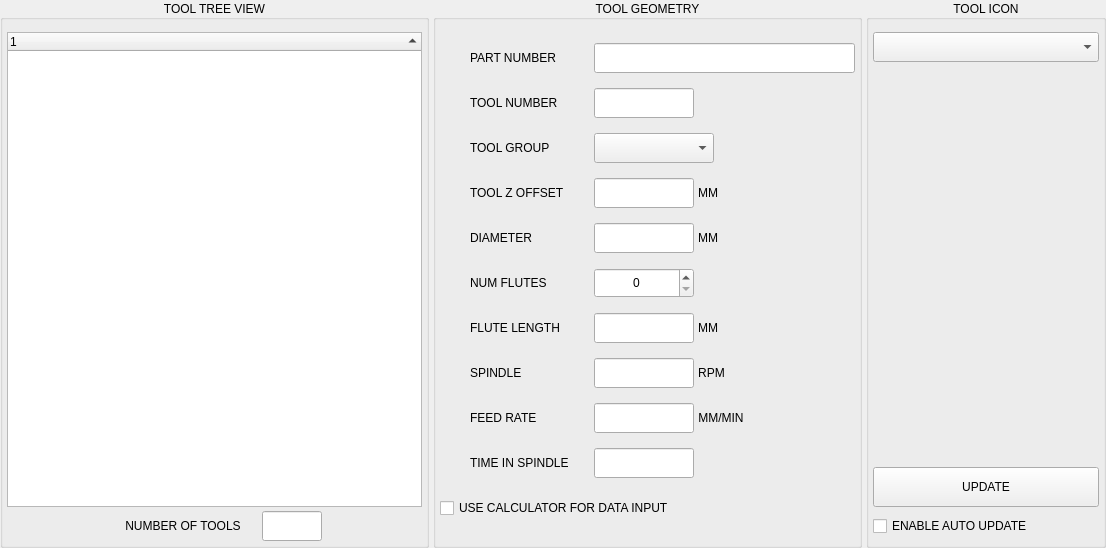
persei802/QtDragon_vtk, file lib/tool_db.ui: the form before one commit.
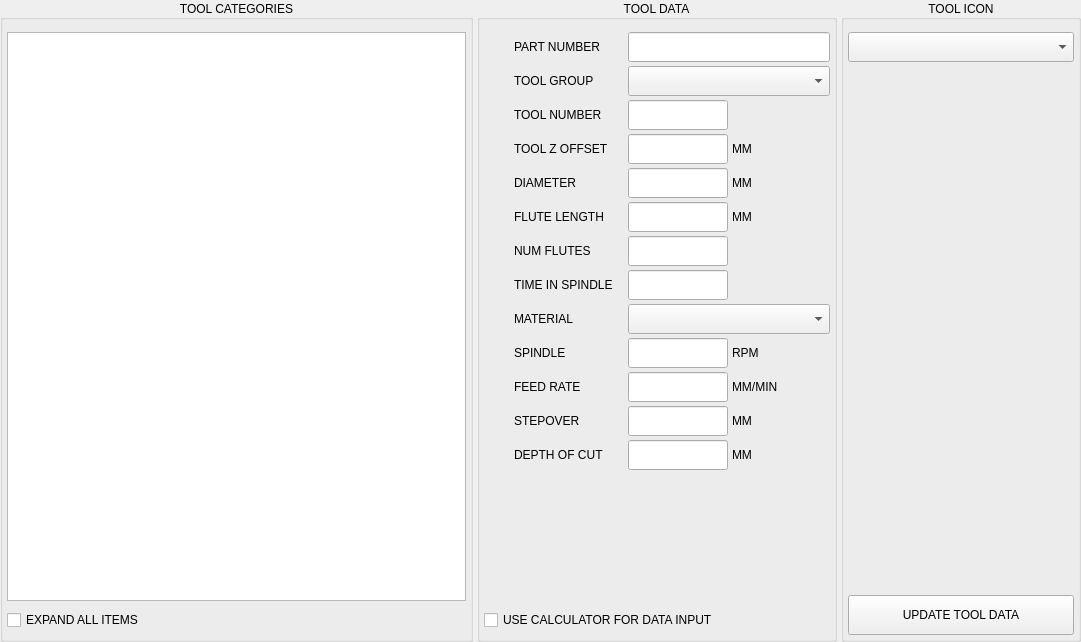
The form after the commit. Custom widgets are drawn as their Qt base class.

The edit to the form file:
```diff
--- a/lib/tool_db.ui
+++ b/lib/tool_db.ui
@@ -6,14 +6,20 @@
    <rect>
     <x>0</x>
     <y>0</y>
-    <width>1106</width>
-    <height>548</height>
+    <width>1081</width>
+    <height>642</height>
    </rect>
   </property>
+  <property name="sizePolicy">
+   <sizepolicy hsizetype="Preferred" vsizetype="Preferred">
+    <horstretch>0</horstretch>
+    <verstretch>0</verstretch>
+   </sizepolicy>
+  </property>
   <property name="windowTitle">
    <string>Form</string>
   </property>
-  <layout class="QHBoxLayout" name="horizontalLayout" stretch="0,0,0">
+  <layout class="QHBoxLayout" name="horizontalLayout" stretch="1,0,0">
    <property name="spacing">
     <number>4</number>
    </property>
@@ -32,13 +38,13 @@
    <item>
     <widget class="QGroupBox" name="grp_tree">
      <property name="sizePolicy">
-      <sizepolicy hsizetype="Expanding" vsizetype="Expanding">
+      <sizepolicy hsizetype="Expanding" vsizetype="Preferred">
        <horstretch>0</horstretch>
        <verstretch>0</verstretch>
       </sizepolicy>
      </property>
      <property name="title">
-      <string>TOOL TREE VIEW</string>
+      <string>TOOL CATEGORIES</string>
      </property>
      <property name="alignment">
       <set>Qt::AlignCenter</set>
@@ -77,7 +83,7 @@
          <number>1</number>
         </property>
         <attribute name="headerVisible">
-         <bool>true</bool>
+         <bool>false</bool>
         </attribute>
         <column>
          <property name="text">
@@ -87,96 +93,29 @@
        </widget>
       </item>
       <item>
-       <layout class="QHBoxLayout" name="horizontalLayout_8">
-        <property name="topMargin">
-         <number>0</number>
+       <widget class="QCheckBox" name="chk_expand_all">
+        <property name="sizePolicy">
+         <sizepolicy hsizetype="Expanding" vsizetype="Preferred">
+          <horstretch>0</horstretch>
+          <verstretch>0</verstretch>
+         </sizepolicy>
         </property>
-        <item>
-         <spacer name="horizontalSpacer_11">
-          <property name="orientation">
-           <enum>Qt::Horizontal</enum>
-          </property>
-          <property name="sizeHint" stdset="0">
-           <size>
-            <width>40</width>
-            <height>20</height>
-           </size>
-          </property>
-         </spacer>
-        </item>
-        <item>
-         <widget class="QLabel" name="lbl_tool_count">
-          <property name="minimumSize">
-           <size>
-            <width>150</width>
-            <height>30</height>
-           </size>
-          </property>
-          <property name="maximumSize">
-           <size>
-            <width>150</width>
-            <height>30</height>
-           </size>
-          </property>
-          <property name="text">
-           <string>NUMBER OF TOOLS</string>
-          </property>
-          <property name="alignment">
-           <set>Qt::AlignCenter</set>
-          </property>
-          <property name="indent">
-           <number>30</number>
-          </property>
-         </widget>
-        </item>
-        <item>
-         <widget class="QLineEdit" name="lineEdit_tool_count">
-          <property name="sizePolicy">
-           <sizepolicy hsizetype="Preferred" vsizetype="Preferred">
-            <horstretch>0</horstretch>
-            <verstretch>0</verstretch>
-           </sizepolicy>
-          </property>
-          <property name="minimumSize">
-           <size>
-            <width>60</width>
-            <height>30</height>
-           </size>
-          </property>
-          <property name="maximumSize">
-           <size>
-            <width>60</width>
-            <height>30</height>
-           </size>
-          </property>
-          <property name="focusPolicy">
-           <enum>Qt::NoFocus</enum>
-          </property>
-          <property name="toolTip">
-           <string>Number of tools in the database</string>
-          </property>
-          <property name="alignment">
-           <set>Qt::AlignCenter</set>
-          </property>
-          <property name="readOnly">
-           <bool>true</bool>
-          </property>
-         </widget>
-        </item>
-        <item>
-         <spacer name="horizontalSpacer_5">
-          <property name="orientation">
-           <enum>Qt::Horizontal</enum>
-          </property>
-          <property name="sizeHint" stdset="0">
-           <size>
-            <width>40</width>
-            <height>20</height>
-           </size>
-          </property>
-         </spacer>
-        </item>
-       </layout>
+        <property name="minimumSize">
+         <size>
+          <width>0</width>
+          <height>30</height>
+         </size>
+        </property>
+        <property name="maximumSize">
+         <size>
+          <width>16777215</width>
+          <height>30</height>
+         </size>
+        </property>
+        <property name="text">
+         <string>EXPAND ALL ITEMS</string>
+        </property>
+       </widget>
       </item>
      </layout>
     </widget>
@@ -184,13 +123,25 @@
    <item>
     <widget class="QGroupBox" name="grp_geometry">
      <property name="sizePolicy">
-      <sizepolicy hsizetype="Expanding" vsizetype="Expanding">
+      <sizepolicy hsizetype="Preferred" vsizetype="Preferred">
        <horstretch>0</horstretch>
        <verstretch>0</verstretch>
       </sizepolicy>
      </property>
+     <property name="minimumSize">
+      <size>
+       <width>360</width>
+       <height>0</height>
+      </size>
+     </property>
+     <property name="maximumSize">
+      <size>
+       <width>360</width>
+       <height>16777215</height>
+      </size>
+     </property>
      <property name="title">
-      <string>TOOL GEOMETRY</string>
+      <string>TOOL DATA</string>
      </property>
      <property name="alignment">
       <set>Qt::AlignCenter</set>
@@ -213,17 +164,20 @@
       </property>
       <item>
        <layout class="QHBoxLayout" name="horizontalLayout_5">
+        <property name="spacing">
+         <number>4</number>
+        </property>
         <item>
          <widget class="QLabel" name="lbl_part_number">
           <property name="minimumSize">
            <size>
-            <width>150</width>
+            <width>140</width>
             <height>30</height>
            </size>
           </property>
           <property name="maximumSize">
            <size>
-            <width>150</width>
+            <width>140</width>
             <height>30</height>
            </size>
           </property>
@@ -255,23 +209,86 @@
             <height>30</height>
            </size>
           </property>
+          <property name="focusPolicy">
+           <enum>Qt::ClickFocus</enum>
+          </property>
+         </widget>
+        </item>
+       </layout>
+      </item>
+      <item>
+       <layout class="QHBoxLayout" name="horizontalLayout_3">
+        <property name="spacing">
+         <number>4</number>
+        </property>
+        <property name="topMargin">
+         <number>0</number>
+        </property>
+        <item>
+         <widget class="QLabel" name="label_4">
+          <property name="minimumSize">
+           <size>
+            <width>140</width>
+            <height>30</height>
+           </size>
+          </property>
+          <property name="maximumSize">
+           <size>
+            <width>140</width>
+            <height>30</height>
+           </size>
+          </property>
+          <property name="text">
+           <string>TOOL GROUP</string>
+          </property>
+          <property name="indent">
+           <number>30</number>
+          </property>
+         </widget>
+        </item>
+        <item>
+         <widget class="QComboBox" name="cmb_group">
+          <property name="sizePolicy">
+           <sizepolicy hsizetype="Expanding" vsizetype="Preferred">
+            <horstretch>0</horstretch>
+            <verstretch>0</verstretch>
+           </sizepolicy>
+          </property>
+          <property name="minimumSize">
+           <size>
+            <width>120</width>
+            <height>30</height>
+           </size>
+          </property>
+          <property name="maximumSize">
+           <size>
+            <width>16777215</width>
+            <height>30</height>
+           </size>
+          </property>
+          <property name="toolTip">
+           <string>Type new group name and press Enter. Right click for context menu.</string>
+          </property>
          </widget>
         </item>
        </layout>
       </item>
       <item>
        <layout class="QHBoxLayout" name="horizontalLayout_13">
+        <property name="spacing">
+         <number>4</number>
+        </property>
         <item>
          <widget class="QLabel" name="lbl_tool_no">
           <property name="minimumSize">
            <size>
-            <width>150</width>
+            <width>140</width>
             <height>30</height>
            </size>
           </property>
           <property name="maximumSize">
            <size>
-            <width>150</width>
+            <width>140</width>
             <height>30</height>
            </size>
           </property>
@@ -318,115 +335,42 @@
          </widget>
         </item>
         <item>
-         <spacer name="horizontalSpacer">
-          <property name="orientation">
-           <enum>Qt::Horizontal</enum>
-          </property>
-          <property name="sizeHint" stdset="0">
-           <size>
-            <width>40</width>
-            <height>20</height>
-           </size>
-          </property>
-         </spacer>
-        </item>
-       </layout>
-      </item>
-      <item>
-       <layout class="QHBoxLayout" name="horizontalLayout_4">
-        <property name="leftMargin">
-         <number>0</number>
-        </property>
-        <property name="rightMargin">
-         <number>0</number>
-        </property>
-        <item>
-         <widget class="QLabel" name="lbl_tool_group">
+         <widget class="QLabel" name="label_3">
           <property name="minimumSize">
            <size>
-            <width>150</width>
+            <width>0</width>
             <height>30</height>
            </size>
           </property>
           <property name="maximumSize">
            <size>
-            <width>150</width>
+            <width>16777215</width>
             <height>30</height>
            </size>
           </property>
           <property name="text">
-           <string>TOOL GROUP</string>
+           <string/>
           </property>
-          <property name="indent">
-           <number>30</number>
-          </property>
          </widget>
         </item>
-        <item>
-         <widget class="QComboBox" name="cmb_toolGroup">
-          <property name="sizePolicy">
-           <sizepolicy hsizetype="Preferred" vsizetype="Preferred">
-            <horstretch>0</horstretch>
-            <verstretch>0</verstretch>
-           </sizepolicy>
-          </property>
-          <property name="minimumSize">
-           <size>
-            <width>120</width>
-            <height>30</height>
-           </size>
-          </property>
-          <property name="maximumSize">
-           <size>
-            <width>120</width>
-            <height>30</height>
-           </size>
-          </property>
-          <property name="focusPolicy">
-           <enum>Qt::ClickFocus</enum>
-          </property>
-          <property name="toolTip">
-           <string>Tool group to show in the treeview</string>
-          </property>
-          <property name="editable">
-           <bool>false</bool>
-          </property>
-          <property name="insertPolicy">
-           <enum>QComboBox::NoInsert</enum>
-          </property>
-          <property name="placeholderText">
-           <string>GROUP</string>
-          </property>
-         </widget>
-        </item>
-        <item>
-         <spacer name="horizontalSpacer_10">
-          <property name="orientation">
-           <enum>Qt::Horizontal</enum>
-          </property>
-          <property name="sizeHint" stdset="0">
-           <size>
-            <width>40</width>
-            <height>20</height>
-           </size>
-          </property>
-         </spacer>
-        </item>
        </layout>
       </item>
       <item>
        <layout class="QHBoxLayout" name="horizontalLayout_9">
+        <property name="spacing">
+         <number>4</number>
+        </property>
         <item>
          <widget class="QLabel" name="lbl_tlo">
           <property name="minimumSize">
            <size>
-            <width>150</width>
+            <width>140</width>
             <height>30</height>
            </size>
           </property>
           <property name="maximumSize">
            <size>
-            <width>150</width>
+            <width>140</width>
             <height>30</height>
            </size>
           </property>
@@ -493,38 +437,28 @@
            <string>MM</string>
           </property>
           <property name="alignment">
-           <set>Qt::AlignCenter</set>
+           <set>Qt::AlignLeading|Qt::AlignLeft|Qt::AlignVCenter</set>
           </property>
          </widget>
         </item>
-        <item>
-         <spacer name="horizontalSpacer_8">
-          <property name="orientation">
-           <enum>Qt::Horizontal</enum>
-          </property>
-          <property name="sizeHint" stdset="0">
-           <size>
-            <width>40</width>
-            <height>20</height>
-           </size>
-          </property>
-         </spacer>
-        </item>
        </layout>
       </item>
       <item>
        <layout class="QHBoxLayout" name="horizontalLayout_6">
+        <property name="spacing">
+         <number>4</number>
+        </property>
         <item>
          <widget class="QLabel" name="lbl_diameter">
           <property name="minimumSize">
            <size>
-            <width>150</width>
+            <width>140</width>
             <height>30</height>
            </size>
           </property>
           <property name="maximumSize">
            <size>
-            <width>150</width>
+            <width>140</width>
             <height>30</height>
            </size>
           </property>
@@ -588,97 +522,17 @@
            <string>MM</string>
           </property>
           <property name="alignment">
-           <set>Qt::AlignCenter</set>
+           <set>Qt::AlignLeading|Qt::AlignLeft|Qt::AlignVCenter</set>
           </property>
          </widget>
-        </item>
-        <item>
-         <spacer name="horizontalSpacer_2">
-          <property name="orientation">
-           <enum>Qt::Horizontal</enum>
-          </property>
-          <property name="sizeHint" stdset="0">
-           <size>
-            <width>40</width>
-            <height>20</height>
-           </size>
-          </property>
-         </spacer>
-        </item>
-       </layout>
-      </item>
-      <item>
-       <layout class="QHBoxLayout" name="horizontalLayout_7">
-        <property name="sizeConstraint">
-         <enum>QLayout::SetDefaultConstraint</enum>
-        </property>
-        <item>
-         <widget class="QLabel" name="lbl_flutes">
-          <property name="minimumSize">
-           <size>
-            <width>150</width>
-            <height>30</height>
-           </size>
-          </property>
-          <property name="maximumSize">
-           <size>
-            <width>150</width>
-            <height>30</height>
-           </size>
-          </property>
-          <property name="text">
-           <string>NUM FLUTES</string>
-          </property>
-          <property name="indent">
-           <number>30</number>
-          </property>
-         </widget>
-        </item>
-        <item>
-         <widget class="QSpinBox" name="spinBox_flutes">
-          <property name="sizePolicy">
-           <sizepolicy hsizetype="Preferred" vsizetype="Preferred">
-            <horstretch>0</horstretch>
-            <verstretch>0</verstretch>
-           </sizepolicy>
-          </property>
-          <property name="minimumSize">
-           <size>
-            <width>100</width>
-            <height>30</height>
-           </size>
-          </property>
-          <property name="maximumSize">
-           <size>
-            <width>100</width>
-            <height>30</height>
-           </size>
-          </property>
-          <property name="alignment">
-           <set>Qt::AlignCenter</set>
-          </property>
-          <property name="maximum">
-           <number>10</number>
-          </property>
-         </widget>
-        </item>
-        <item>
-         <spacer name="horizontalSpacer_3">
-          <property name="orientation">
-           <enum>Qt::Horizontal</enum>
-          </property>
-          <property name="sizeHint" stdset="0">
-           <size>
-            <width>40</width>
-            <height>20</height>
-           </size>
-          </property>
-         </spacer>
         </item>
        </layout>
       </item>
       <item>
        <layout class="QHBoxLayout" name="horizontalLayout_15">
+        <property name="spacing">
+         <number>4</number>
+        </property>
         <property name="topMargin">
          <number>0</number>
         </property>
@@ -686,13 +540,13 @@
          <widget class="QLabel" name="lbl_flute_length">
           <property name="minimumSize">
            <size>
-            <width>150</width>
+            <width>140</width>
             <height>30</height>
            </size>
           </property>
           <property name="maximumSize">
            <size>
-            <width>150</width>
+            <width>140</width>
             <height>30</height>
            </size>
           </property>
@@ -747,38 +601,246 @@
            <string>MM</string>
           </property>
           <property name="alignment">
+           <set>Qt::AlignLeading|Qt::AlignLeft|Qt::AlignVCenter</set>
+          </property>
+         </widget>
+        </item>
+       </layout>
+      </item>
+      <item>
+       <layout class="QHBoxLayout" name="horizontalLayout_7">
+        <property name="spacing">
+         <number>4</number>
+        </property>
+        <property name="sizeConstraint">
+         <enum>QLayout::SetDefaultConstraint</enum>
+        </property>
+        <item>
+         <widget class="QLabel" name="lbl_flutes">
+          <property name="minimumSize">
+           <size>
+            <width>140</width>
+            <height>30</height>
+           </size>
+          </property>
+          <property name="maximumSize">
+           <size>
+            <width>140</width>
+            <height>30</height>
+           </size>
+          </property>
+          <property name="text">
+           <string>NUM FLUTES</string>
+          </property>
+          <property name="indent">
+           <number>30</number>
+          </property>
+         </widget>
+        </item>
+        <item>
+         <widget class="QLineEdit" name="lineEdit_num_flutes">
+          <property name="sizePolicy">
+           <sizepolicy hsizetype="Preferred" vsizetype="Preferred">
+            <horstretch>0</horstretch>
+            <verstretch>0</verstretch>
+           </sizepolicy>
+          </property>
+          <property name="minimumSize">
+           <size>
+            <width>100</width>
+            <height>30</height>
+           </size>
+          </property>
+          <property name="maximumSize">
+           <size>
+            <width>100</width>
+            <height>30</height>
+           </size>
+          </property>
+          <property name="focusPolicy">
+           <enum>Qt::ClickFocus</enum>
+          </property>
+          <property name="alignment">
            <set>Qt::AlignCenter</set>
           </property>
          </widget>
         </item>
         <item>
-         <spacer name="horizontalSpacer_9">
-          <property name="orientation">
-           <enum>Qt::Horizontal</enum>
+         <widget class="QLabel" name="label">
+          <property name="minimumSize">
+           <size>
+            <width>0</width>
+            <height>30</height>
+           </size>
           </property>
-          <property name="sizeHint" stdset="0">
+          <property name="maximumSize">
            <size>
-            <width>40</width>
-            <height>20</height>
+            <width>16777215</width>
+            <height>30</height>
            </size>
           </property>
-         </spacer>
+          <property name="text">
+           <string/>
+          </property>
+         </widget>
+        </item>
+       </layout>
+      </item>
+      <item>
+       <layout class="QHBoxLayout" name="horizontalLayout_2">
+        <property name="spacing">
+         <number>4</number>
+        </property>
+        <item>
+         <widget class="QLabel" name="lbl_tis">
+          <property name="minimumSize">
+           <size>
+            <width>140</width>
+            <height>30</height>
+           </size>
+          </property>
+          <property name="maximumSize">
+           <size>
+            <width>140</width>
+            <height>30</height>
+           </size>
+          </property>
+          <property name="text">
+           <string>TIME IN SPINDLE</string>
+          </property>
+          <property name="indent">
+           <number>30</number>
+          </property>
+         </widget>
+        </item>
+        <item>
+         <widget class="QLineEdit" name="lineEdit_time_in_spindle">
+          <property name="sizePolicy">
+           <sizepolicy hsizetype="Preferred" vsizetype="Preferred">
+            <horstretch>0</horstretch>
+            <verstretch>0</verstretch>
+           </sizepolicy>
+          </property>
+          <property name="minimumSize">
+           <size>
+            <width>100</width>
+            <height>30</height>
+           </size>
+          </property>
+          <property name="maximumSize">
+           <size>
+            <width>100</width>
+            <height>30</height>
+           </size>
+          </property>
+          <property name="focusPolicy">
+           <enum>Qt::ClickFocus</enum>
+          </property>
+          <property name="toolTip">
+           <string>Total accumulated running time of tool</string>
+          </property>
+          <property name="alignment">
+           <set>Qt::AlignCenter</set>
+          </property>
+         </widget>
+        </item>
+        <item>
+         <widget class="QLabel" name="label_2">
+          <property name="minimumSize">
+           <size>
+            <width>0</width>
+            <height>30</height>
+           </size>
+          </property>
+          <property name="maximumSize">
+           <size>
+            <width>16777215</width>
+            <height>30</height>
+           </size>
+          </property>
+          <property name="text">
+           <string/>
+          </property>
+         </widget>
+        </item>
+       </layout>
+      </item>
+      <item>
+       <layout class="QHBoxLayout" name="horizontalLayout_4">
+        <property name="spacing">
+         <number>4</number>
+        </property>
+        <property name="topMargin">
+         <number>0</number>
+        </property>
+        <item>
+         <widget class="QLabel" name="lbl_material">
+          <property name="minimumSize">
+           <size>
+            <width>140</width>
+            <height>30</height>
+           </size>
+          </property>
+          <property name="maximumSize">
+           <size>
+            <width>140</width>
+            <height>30</height>
+           </size>
+          </property>
+          <property name="text">
+           <string>MATERIAL</string>
+          </property>
+          <property name="alignment">
+           <set>Qt::AlignLeading|Qt::AlignLeft|Qt::AlignVCenter</set>
+          </property>
+          <property name="indent">
+           <number>30</number>
+          </property>
+         </widget>
+        </item>
+        <item>
+         <widget class="QComboBox" name="cmb_material">
+          <property name="sizePolicy">
+           <sizepolicy hsizetype="Expanding" vsizetype="Preferred">
+            <horstretch>0</horstretch>
+            <verstretch>0</verstretch>
+           </sizepolicy>
+          </property>
+          <property name="minimumSize">
+           <size>
+            <width>120</width>
+            <height>30</height>
+           </size>
+          </property>
+          <property name="maximumSize">
+           <size>
+            <width>16777215</width>
+            <height>30</height>
+           </size>
+          </property>
+          <property name="toolTip">
+           <string>Type new material name and press Enter. Right click for context menu.</string>
+          </property>
+         </widget>
         </item>
        </layout>
       </item>
       <item>
        <layout class="QHBoxLayout" name="horizontalLayout_10">
+        <property name="spacing">
+         <number>4</number>
+        </property>
         <item>
          <widget class="QLabel" name="lbl_spindle">
           <property name="minimumSize">
            <size>
-            <width>150</width>
+            <width>140</width>
             <height>30</height>
            </size>
           </property>
           <property name="maximumSize">
            <size>
-            <width>150</width>
+            <width>140</width>
             <height>30</height>
            </size>
           </property>
@@ -836,38 +898,28 @@
            <string>RPM</string>
           </property>
           <property name="alignment">
-           <set>Qt::AlignCenter</set>
+           <set>Qt::AlignLeading|Qt::AlignLeft|Qt::AlignVCenter</set>
           </property>
          </widget>
         </item>
-        <item>
-         <spacer name="horizontalSpacer_6">
-          <property name="orientation">
-           <enum>Qt::Horizontal</enum>
-          </property>
-          <property name="sizeHint" stdset="0">
-           <size>
-            <width>40</width>
-            <height>20</height>
-           </size>
-          </property>
-         </spacer>
-        </item>
        </layout>
       </item>
       <item>
        <layout class="QHBoxLayout" name="horizontalLayout_11">
+        <property name="spacing">
+         <number>4</number>
+        </property>
         <item>
          <widget class="QLabel" name="lbl_feedrate">
           <property name="minimumSize">
            <size>
-            <width>150</width>
+            <width>140</width>
             <height>30</height>
            </size>
           </property>
           <property name="maximumSize">
            <size>
-            <width>150</width>
+            <width>140</width>
             <height>30</height>
            </size>
           </property>
@@ -925,43 +977,121 @@
            <string>MM/MIN</string>
           </property>
           <property name="alignment">
+           <set>Qt::AlignLeading|Qt::AlignLeft|Qt::AlignVCenter</set>
+          </property>
+         </widget>
+        </item>
+       </layout>
+      </item>
+      <item>
+       <layout class="QHBoxLayout" name="horizontalLayout_8">
+        <property name="spacing">
+         <number>4</number>
+        </property>
+        <item>
+         <widget class="QLabel" name="lbl_stepover">
+          <property name="minimumSize">
+           <size>
+            <width>140</width>
+            <height>30</height>
+           </size>
+          </property>
+          <property name="maximumSize">
+           <size>
+            <width>140</width>
+            <height>30</height>
+           </size>
+          </property>
+          <property name="text">
+           <string>STEPOVER</string>
+          </property>
+          <property name="alignment">
+           <set>Qt::AlignLeading|Qt::AlignLeft|Qt::AlignVCenter</set>
+          </property>
+          <property name="indent">
+           <number>30</number>
+          </property>
+         </widget>
+        </item>
+        <item>
+         <widget class="QLineEdit" name="lineEdit_stepover">
+          <property name="sizePolicy">
+           <sizepolicy hsizetype="Preferred" vsizetype="Preferred">
+            <horstretch>0</horstretch>
+            <verstretch>0</verstretch>
+           </sizepolicy>
+          </property>
+          <property name="minimumSize">
+           <size>
+            <width>100</width>
+            <height>30</height>
+           </size>
+          </property>
+          <property name="maximumSize">
+           <size>
+            <width>100</width>
+            <height>30</height>
+           </size>
+          </property>
+          <property name="focusPolicy">
+           <enum>Qt::ClickFocus</enum>
+          </property>
+          <property name="toolTip">
+           <string>Recommended stepover</string>
+          </property>
+          <property name="alignment">
            <set>Qt::AlignCenter</set>
           </property>
          </widget>
         </item>
         <item>
-         <spacer name="horizontalSpacer_7">
-          <property name="orientation">
-           <enum>Qt::Horizontal</enum>
+         <widget class="QLabel" name="lbl_stepover_unit">
+          <property name="minimumSize">
+           <size>
+            <width>0</width>
+            <height>30</height>
+           </size>
           </property>
-          <property name="sizeHint" stdset="0">
+          <property name="maximumSize">
            <size>
-            <width>40</width>
-            <height>20</height>
+            <width>16777215</width>
+            <height>30</height>
            </size>
           </property>
-         </spacer>
+          <property name="text">
+           <string>MM</string>
+          </property>
+          <property name="alignment">
+           <set>Qt::AlignLeading|Qt::AlignLeft|Qt::AlignVCenter</set>
+          </property>
+         </widget>
         </item>
        </layout>
       </item>
       <item>
-       <layout class="QHBoxLayout" name="horizontalLayout_2">
+       <layout class="QHBoxLayout" name="horizontalLayout_12">
+        <property name="spacing">
+         <number>4</number>
+        </property>
+        <property name="topMargin">
+         <number>0</number>
+        </property>
         <item>
-         <widget class="QLabel" name="lbl_tis">
+         <widget class="QLabel" name="lbl_depth">
           <property name="minimumSize">
            <size>
-            <width>150</width>
+            <width>140</width>
             <height>30</height>
            </size>
           </property>
           <property name="maximumSize">
            <size>
-            <width>150</width>
+            <width>140</width>
             <height>30</height>
            </size>
           </property>
           <property name="text">
-           <string>TIME IN SPINDLE</string>
+           <string>DEPTH OF CUT</string>
           </property>
           <property name="indent">
            <number>30</number>
@@ -969,7 +1099,7 @@
          </widget>
         </item>
         <item>
-         <widget class="QLineEdit" name="lineEdit_time_in_spindle">
+         <widget class="QLineEdit" name="lineEdit_depth">
           <property name="sizePolicy">
            <sizepolicy hsizetype="Preferred" vsizetype="Preferred">
             <horstretch>0</horstretch>
@@ -997,24 +1127,46 @@
          </widget>
         </item>
         <item>
-         <spacer name="horizontalSpacer_4">
-          <property name="orientation">
-           <enum>Qt::Horizontal</enum>
+         <widget class="QLabel" name="lbl_depth_unit">
+          <property name="minimumSize">
+           <size>
+            <width>0</width>
+            <height>30</height>
+           </size>
           </property>
-          <property name="sizeHint" stdset="0">
+          <property name="maximumSize">
            <size>
-            <width>40</width>
-            <height>20</height>
+            <width>16777215</width>
+            <height>30</height>
            </size>
           </property>
-         </spacer>
+          <property name="text">
+           <string>MM</string>
+          </property>
+          <property name="alignment">
+           <set>Qt::AlignLeading|Qt::AlignLeft|Qt::AlignVCenter</set>
+          </property>
+         </widget>
         </item>
        </layout>
       </item>
+      <item>
+       <spacer name="verticalSpacer">
+        <property name="orientation">
+         <enum>Qt::Vertical</enum>
+        </property>
+        <property name="sizeHint" stdset="0">
+         <size>
+          <width>20</width>
+          <height>40</height>
+         </size>
+        </property>
+       </spacer>
+      </item>
       <item>
        <widget class="QCheckBox" name="chk_use_calc">
         <property name="sizePolicy">
-         <sizepolicy hsizetype="Minimum" vsizetype="Preferred">
+         <sizepolicy hsizetype="Preferred" vsizetype="Preferred">
           <horstretch>0</horstretch>
           <verstretch>0</verstretch>
          </sizepolicy>
@@ -1027,7 +1179,7 @@
         </property>
         <property name="maximumSize">
          <size>
-          <width>16777215</width>
+          <width>360</width>
           <height>30</height>
          </size>
         </property>
@@ -1045,7 +1197,7 @@
    <item>
     <widget class="QGroupBox" name="grp_icon">
      <property name="sizePolicy">
-      <sizepolicy hsizetype="Expanding" vsizetype="Expanding">
+      <sizepolicy hsizetype="Preferred" vsizetype="Expanding">
        <horstretch>0</horstretch>
        <verstretch>0</verstretch>
       </sizepolicy>
@@ -1062,7 +1214,7 @@
      <property name="alignment">
       <set>Qt::AlignCenter</set>
      </property>
-     <layout class="QVBoxLayout" name="verticalLayout_5" stretch="0,1,0,0">
+     <layout class="QVBoxLayout" name="verticalLayout_5" stretch="0,1,0">
       <property name="spacing">
        <number>4</number>
       </property>
@@ -1081,7 +1233,7 @@
       <item>
        <widget class="QComboBox" name="cmb_icon">
         <property name="sizePolicy">
-         <sizepolicy hsizetype="Preferred" vsizetype="Preferred">
+         <sizepolicy hsizetype="Expanding" vsizetype="Preferred">
           <horstretch>0</horstretch>
           <verstretch>0</verstretch>
          </sizepolicy>
@@ -1128,7 +1280,7 @@
       <item>
        <widget class="QPushButton" name="btn_update">
         <property name="sizePolicy">
-         <sizepolicy hsizetype="Preferred" vsizetype="Preferred">
+         <sizepolicy hsizetype="Expanding" vsizetype="Preferred">
           <horstretch>0</horstretch>
           <verstretch>0</verstretch>
          </sizepolicy>
@@ -1149,32 +1301,7 @@
          <string>Save all data to database</string>
         </property>
         <property name="text">
-         <string>UPDATE</string>
-        </property>
-       </widget>
-      </item>
-      <item>
-       <widget class="QCheckBox" name="chk_auto_update">
-        <property name="sizePolicy">
-         <sizepolicy hsizetype="Preferred" vsizetype="Preferred">
-          <horstretch>0</horstretch>
-          <verstretch>0</verstretch>
-         </sizepolicy>
-        </property>
-        <property name="minimumSize">
-         <size>
-          <width>0</width>
-          <height>30</height>
-         </size>
-        </property>
-        <property name="maximumSize">
-         <size>
-          <width>16777215</width>
-          <height>30</height>
-         </size>
-        </property>
-        <property name="text">
-         <string>ENABLE AUTO UPDATE</string>
+         <string>UPDATE TOOL DATA</string>
         </property>
        </widget>
       </item>
```
Left out of the diff: 35 changed lines with no effect on the pictures.
